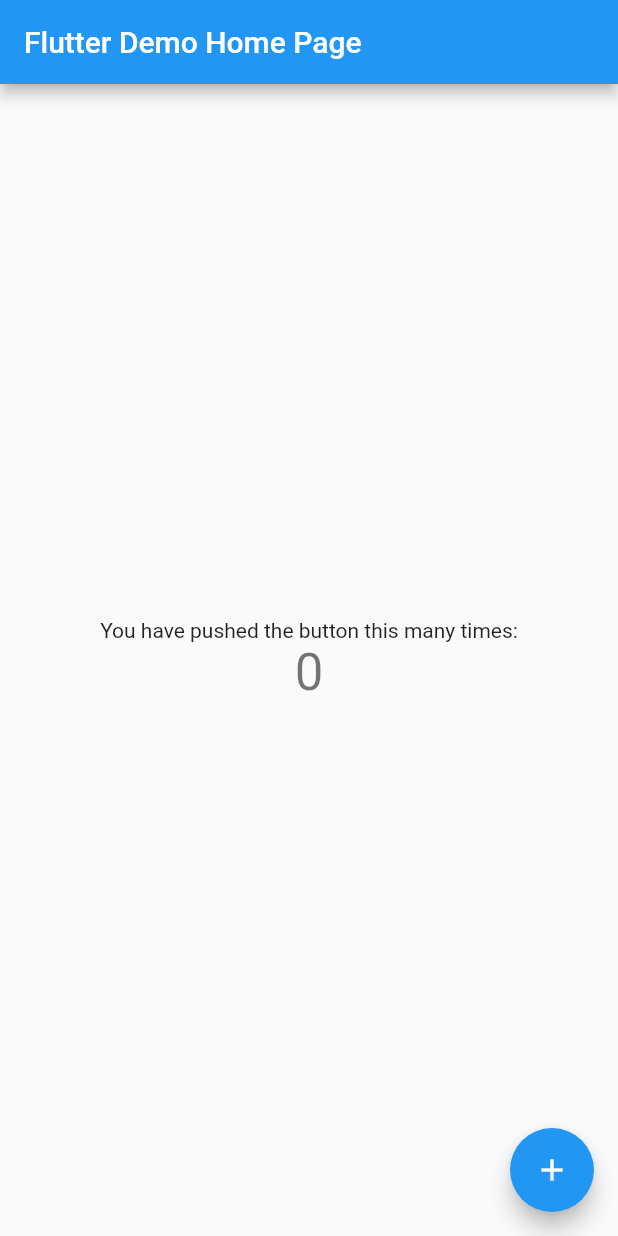
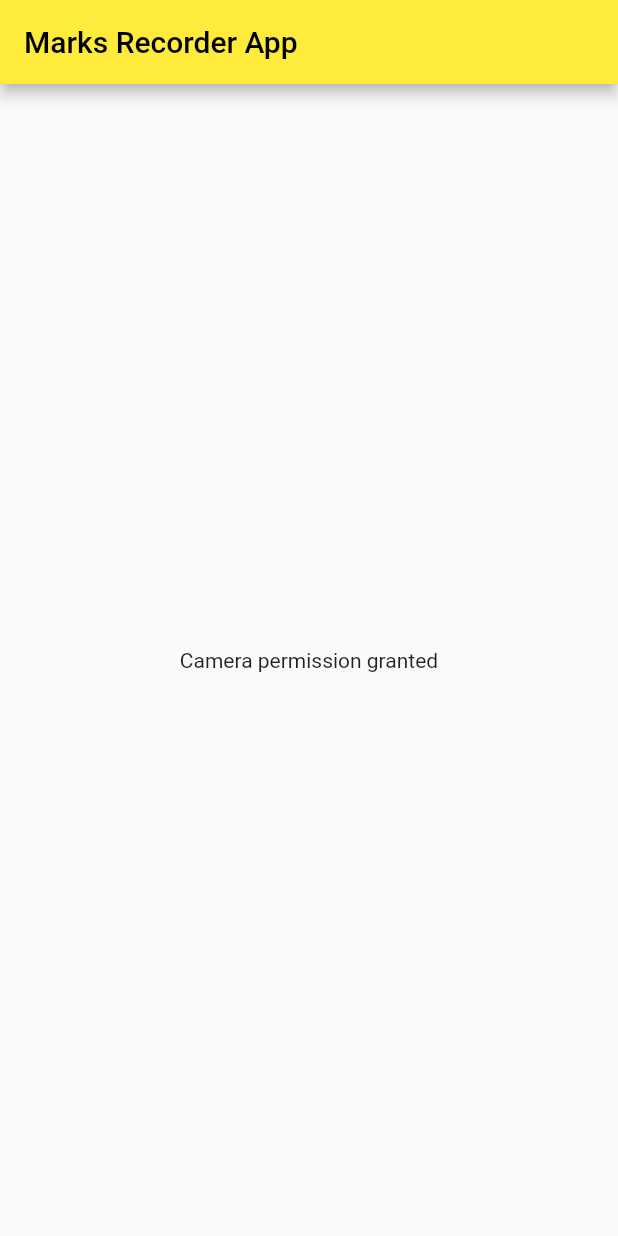
Before and after one commit to Idadelveloper/marks_recorder, a Flutter app: the screen it shows after launch, on a phone screen of 412 x 824 dp. Run offline on Flutter 3.47's test engine with Material 2 defaults, Android fonts, the phone set to English and light mode, and no system bars; our stand-ins replace permission_handler.

Commit message:
Enable app to grant request camera permission

```diff
--- a/lib/main.dart
+++ b/lib/main.dart
@@ -1,4 +1,5 @@
 import 'package:flutter/material.dart';
+import 'package:permission_handler/permission_handler.dart';
 
 void main() {
   runApp(const MyApp());
@@ -22,94 +23,58 @@ class MyApp extends StatelessWidget {
         // or simply save your changes to "hot reload" in a Flutter IDE).
         // Notice that the counter didn't reset back to zero; the application
         // is not restarted.
-        primarySwatch: Colors.blue,
+        primarySwatch: Colors.yellow,
       ),
-      home: const MyHomePage(title: 'Flutter Demo Home Page'),
+      home: const MainScreen(),
     );
   }
 }
 
-class MyHomePage extends StatefulWidget {
-  const MyHomePage({super.key, required this.title});
-
-  // This widget is the home page of your application. It is stateful, meaning
-  // that it has a State object (defined below) that contains fields that affect
-  // how it looks.
-
-  // This class is the configuration for the state. It holds the values (in this
-  // case the title) provided by the parent (in this case the App widget) and
-  // used by the build method of the State. Fields in a Widget subclass are
-  // always marked "final".
-
-  final String title;
+class MainScreen extends StatefulWidget {
+  const MainScreen({Key? key}) : super(key: key);
 
   @override
-  State<MyHomePage> createState() => _MyHomePageState();
+  State<MainScreen> createState() => _MainScreenState();
 }
 
-class _MyHomePageState extends State<MyHomePage> {
-  int _counter = 0;
+class _MainScreenState extends State<MainScreen> {
+  bool _isPermissionGranted = false;
 
-  void _incrementCounter() {
-    setState(() {
-      // This call to setState tells the Flutter framework that something has
-      // changed in this State, which causes it to rerun the build method below
-      // so that the display can reflect the updated values. If we changed
-      // _counter without calling setState(), then the build method would not be
-      // called again, and so nothing would appear to happen.
-      _counter++;
-    });
+  late final Future<void> _future;
+
+  @override
+  void initState() {
+    super.initState();
+
+    _future = _requestCameraPermission();
   }
 
-  @override
+  Future<void> _requestCameraPermission() async {
+    final status = await Permission.camera.request();
+    _isPermissionGranted = status == PermissionStatus.granted;
+
+  }
   Widget build(BuildContext context) {
-    // This method is rerun every time setState is called, for instance as done
-    // by the _incrementCounter method above.
-    //
-    // The Flutter framework has been optimized to make rerunning build methods
-    // fast, so that you can just rebuild anything that needs updating rather
-    // than having to individually change instances of widgets.
-    return Scaffold(
-      appBar: AppBar(
-        // Here we take the value from the MyHomePage object that was created by
-        // the App.build method, and use it to set our appbar title.
-        title: Text(widget.title),
-      ),
-      body: Center(
-        // Center is a layout widget. It takes a single child and positions it
-        // in the middle of the parent.
-        child: Column(
-          // Column is also a layout widget. It takes a list of children and
-          // arranges them vertically. By default, it sizes itself to fit its
-          // children horizontally, and tries to be as tall as its parent.
-          //
-          // Invoke "debug painting" (press "p" in the console, choose the
-          // "Toggle Debug Paint" action from the Flutter Inspector in Android
-          // Studio, or the "Toggle Debug Paint" command in Visual Studio Code)
-          // to see the wireframe for each widget.
-          //
-          // Column has various properties to control how it sizes itself and
-          // how it positions its children. Here we use mainAxisAlignment to
-          // center the children vertically; the main axis here is the vertical
-          // axis because Columns are vertical (the cross axis would be
-          // horizontal).
-          mainAxisAlignment: MainAxisAlignment.center,
-          children: <Widget>[
-            const Text(
-              'You have pushed the button this many times:',
+    return FutureBuilder(
+        future: _future,
+        builder: (context, snapshot) {
+          return Scaffold(
+            appBar: AppBar(
+              title: const Text("Marks Recorder App"),
             ),
-            Text(
-              '$_counter',
-              style: Theme.of(context).textTheme.headlineMedium,
+            body: Center(
+              child: Container(
+                padding: const EdgeInsets.only(left: 24.0, right: 24.0),
+                child: Text(
+                  _isPermissionGranted
+                      ? 'Camera permission granted'
+                      : 'Camera permission denied',
+                  textAlign: TextAlign.center,
+                ),
+              ),
             ),
-          ],
-        ),
-      ),
-      floatingActionButton: FloatingActionButton(
-        onPressed: _incrementCounter,
-        tooltip: 'Increment',
-        child: const Icon(Icons.add),
-      ), // This trailing comma makes auto-formatting nicer for build methods.
+          );
+        }
     );
   }
 }
```
